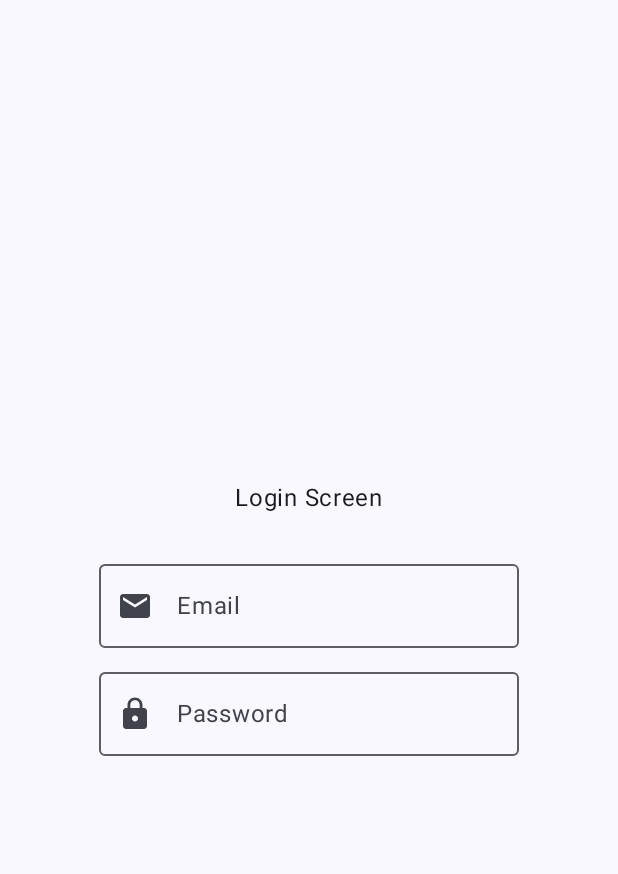
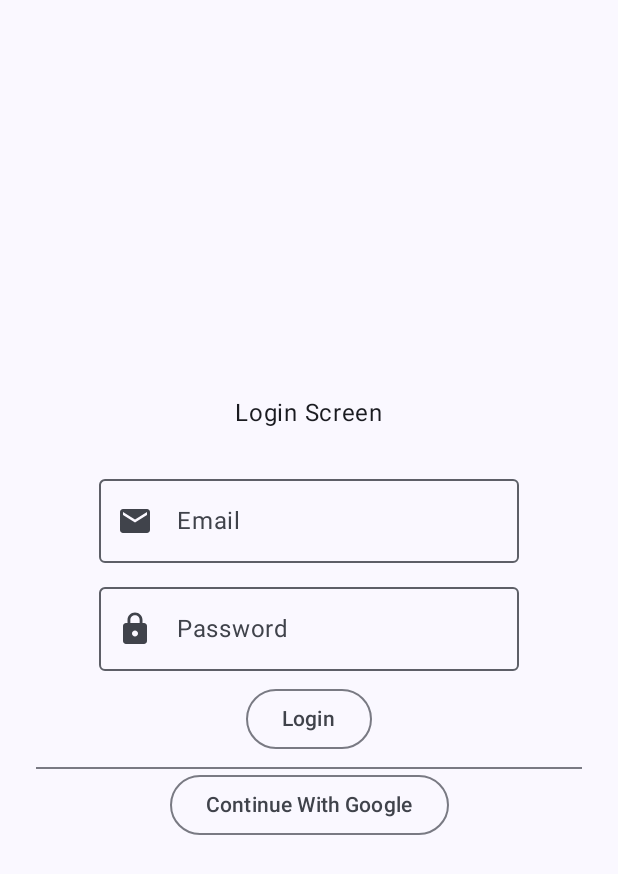
Before and after one commit to erkocali1/MyComposeApp, an Android app built with Jetpack Compose: the composable MainApp shown on its own in the app's theme, on a phone screen of 412 x 824 dp. Shown: the top 874 px of the screen. Run offline under Robolectric (Android 15) with nearby library versions, the phone set to English and light mode, and no system bars; our stand-ins replace Dagger/Hilt's generated code.

Commit message:
LoginViewModel arranged

```diff
--- a/app/src/main/java/com/example/mycomposeapp/feature/login/LoginScreen.kt
+++ b/app/src/main/java/com/example/mycomposeapp/feature/login/LoginScreen.kt
@@ -9,8 +9,10 @@ import androidx.compose.foundation.layout.padding
 import androidx.compose.material.icons.Icons
 import androidx.compose.material.icons.filled.Email
 import androidx.compose.material.icons.filled.Lock
+import androidx.compose.material3.Divider
 import androidx.compose.material3.ExperimentalMaterial3Api
 import androidx.compose.material3.Icon
+import androidx.compose.material3.OutlinedButton
 import androidx.compose.material3.OutlinedTextField
 import androidx.compose.material3.Scaffold
 import androidx.compose.material3.Text
@@ -18,6 +20,7 @@ import androidx.compose.runtime.Composable
 import androidx.compose.runtime.getValue
 import androidx.compose.ui.Alignment
 import androidx.compose.ui.Modifier
+import androidx.compose.ui.text.input.PasswordVisualTransformation
 import androidx.compose.ui.unit.dp
 import androidx.hilt.navigation.compose.hiltViewModel
 import androidx.lifecycle.compose.collectAsStateWithLifecycle
@@ -27,44 +30,54 @@ internal fun LoginScreenRoute(
     modifier: Modifier = Modifier, viewModel: LoginViewModel = hiltViewModel()
 ) {
     val loginUiState by viewModel.uiState.collectAsStateWithLifecycle()
-    LoginScreen(modifier = modifier, loginUiState = loginUiState)
+    LoginScreen(
+        modifier = modifier,
+        loginUiState = loginUiState,
+        onEmailChangeValue = viewModel::onEmailChange,
+        onPasswordChangeValue = viewModel::onPasswordChange
+    )
 }
 
 @OptIn(ExperimentalMaterial3Api::class)
 @Composable
 fun LoginScreen(
-    modifier: Modifier = Modifier, loginUiState: LoginUiState
+    modifier: Modifier = Modifier, loginUiState: LoginUiState, onEmailChangeValue: (String) -> Unit,
+    onPasswordChangeValue: (String) -> Unit,
 ) {
     Scaffold {
-        Content(modifier = modifier.padding(it), loginUiState = loginUiState)
+        Content(
+            modifier = modifier.padding(it),
+            loginUiState = loginUiState,
+            onEmailChangeValue = onEmailChangeValue,
+            onPasswordChangeValue = onPasswordChangeValue
+        )
 
     }
 }
 
 @OptIn(ExperimentalMaterial3Api::class)
 @Composable
-private fun Content(modifier: Modifier = Modifier, loginUiState: LoginUiState) {
+private fun Content(
+    modifier: Modifier = Modifier, loginUiState: LoginUiState, onEmailChangeValue: (String) -> Unit,
+    onPasswordChangeValue: (String) -> Unit,
+) {
     Column(
-        modifier = modifier.fillMaxSize(),
+        modifier = modifier.fillMaxSize().padding(horizontal = 24.dp),
         verticalArrangement = Arrangement.Center,
         horizontalAlignment = Alignment.CenterHorizontally
     ) {
         Text(text = "Login Screen")
         Spacer(modifier = Modifier.height(24.dp))
 
-        OutlinedTextField(
-            label = {
-                Text(text = "Email")
-            },
-            leadingIcon = {
-                Icon(
-                    imageVector = Icons.Filled.Email,
-                    contentDescription = "Email"
-                )
-            },
+        OutlinedTextField(label = {
+            Text(text = "Email")
+        }, leadingIcon = {
+            Icon(
+                imageVector = Icons.Filled.Email, contentDescription = "Email"
+            )
+        },
 
-            value = loginUiState.email,
-            onValueChange = {}
+            value = loginUiState.email, onValueChange = onEmailChangeValue
         )
         Spacer(modifier = Modifier.height(8.dp))
 
@@ -74,14 +87,24 @@ private fun Content(modifier: Modifier = Modifier, loginUiState: LoginUiState) {
             },
             leadingIcon = {
                 Icon(
-                    imageVector = Icons.Filled.Lock,
-                    contentDescription = "Email"
+                    imageVector = Icons.Filled.Lock, contentDescription = "Password"
                 )
             },
 
-            value = loginUiState.email,
-            onValueChange = {})
+            visualTransformation = PasswordVisualTransformation(),
+            value = loginUiState.password,
+            onValueChange = onPasswordChangeValue
+        )
+        Spacer(modifier = Modifier.height(8.dp))
+        OutlinedButton(onClick = { /*TODO*/ }) {
+            Spacer(modifier = Modifier.height(8.dp))
+            Text(text = "Login")
+        }
+        Spacer(modifier = Modifier.height(8.dp))
+        Divider()
+        OutlinedButton(onClick = { /*TODO*/ }) {
+            Text(text = "Continue With Google")
+        }
     }
 
-
 }
```
Also changed, not shown: app/src/main/java/com/example/mycomposeapp/feature/login/LoginViewModel.kt (+42 -8 lines).
